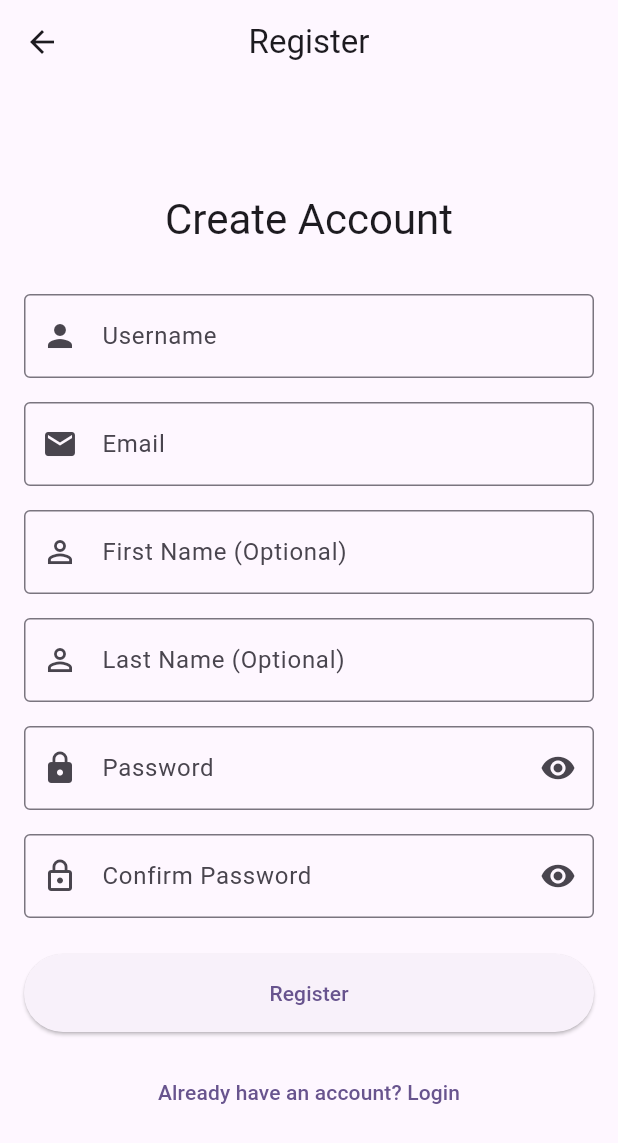
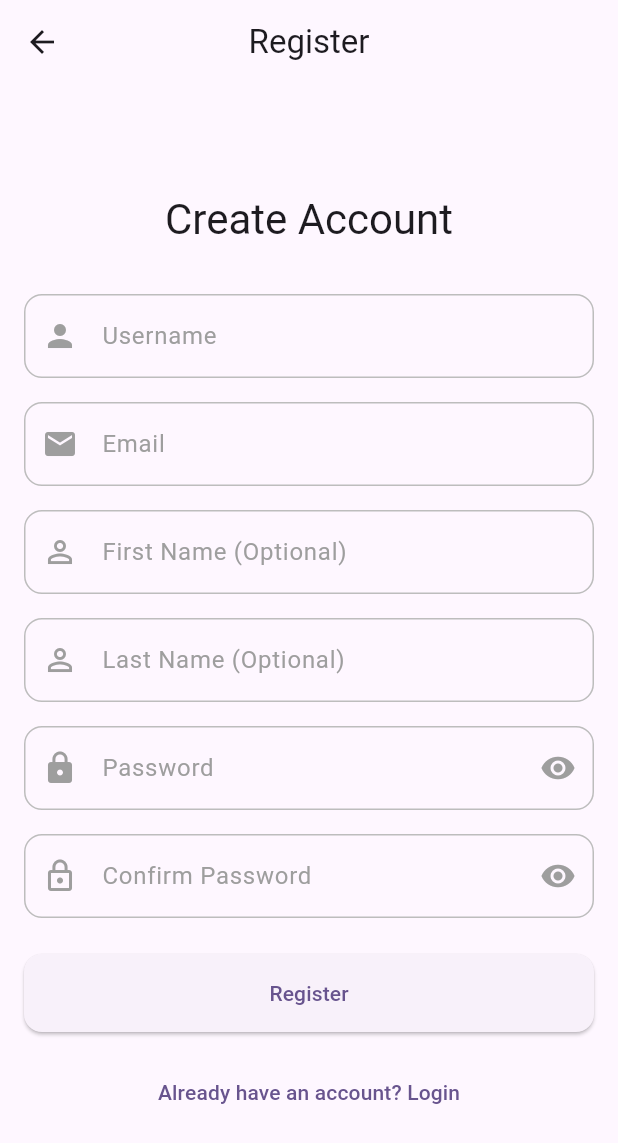
Before and after one commit to NISHANTTMAURYA/SplitKar, a Flutter app: the RegisterPage screen opened directly, on a phone screen of 412 x 824 dp. Shown: the top 1143 px of the screen. Run offline on Flutter 3.47's test engine with Material 3 defaults, Android fonts, the phone set to English and light mode, and no system bars; our stand-ins replace flutter_secure_storage, google_fonts, google_sign_in; accounts and stored records are empty.

Commit message:
animation og login and register oage

```diff
--- a/skapp/lib/config.dart
+++ b/skapp/lib/config.dart
@@ -15,7 +15,7 @@ class AppConfig {
   static const String deviceBaseUrl = 'http://192.168.29.203:8000/api'; // <-- replace with your local IP
 
   // Change this to switch between emulator and device
-  static const bool useEmulator = true; // Set to true if using emulator, false if using real device
+  static const bool useEmulator = false; // Set to true if using emulator, false if using real device
 
   static String get baseUrl => useEmulator ? emulatorBaseUrl : deviceBaseUrl;
 }
--- a/skapp/lib/pages/register_page.dart
+++ b/skapp/lib/pages/register_page.dart
@@ -2,6 +2,7 @@ import 'package:flutter/material.dart';
 import 'package:skapp/services/auth_service.dart';
 import 'package:skapp/pages/main_page.dart';
 import 'package:skapp/utils/async_action_mixin.dart';
+import 'package:skapp/widgets/animated_text_field.dart';
 
 class RegisterPage extends StatefulWidget {
   @override
@@ -20,6 +21,25 @@ class _RegisterPageState extends State<RegisterPage> with AsyncActionMixin<Regis
   bool _obscurePassword = true;
   bool _obscureConfirmPassword = true;
 
+  // Focus nodes for animation
+  final _usernameFocus = FocusNode();
+  final _emailFocus = FocusNode();
+  final _passwordFocus = FocusNode();
+  final _confirmPasswordFocus = FocusNode();
+  final _firstNameFocus = FocusNode();
+  final _lastNameFocus = FocusNode();
+
+  @override
+  void initState() {
+    super.initState();
+    _usernameFocus.addListener(() => setState(() {}));
+    _emailFocus.addListener(() => setState(() {}));
+    _passwordFocus.addListener(() => setState(() {}));
+    _confirmPasswordFocus.addListener(() => setState(() {}));
+    _firstNameFocus.addListener(() => setState(() {}));
+    _lastNameFocus.addListener(() => setState(() {}));
+  }
+
   @override
   void dispose() {
     _usernameController.dispose();
@@ -28,6 +48,12 @@ class _RegisterPageState extends State<RegisterPage> with AsyncActionMixin<Regis
     _confirmPasswordController.dispose();
     _firstNameController.dispose();
     _lastNameController.dispose();
+    _usernameFocus.dispose();
+    _emailFocus.dispose();
+    _passwordFocus.dispose();
+    _confirmPasswordFocus.dispose();
+    _firstNameFocus.dispose();
+    _lastNameFocus.dispose();
     super.dispose();
   }
 
@@ -47,6 +73,10 @@ class _RegisterPageState extends State<RegisterPage> with AsyncActionMixin<Regis
       navigateOnSuccess: true,
       successPage: MainPage(),
     );
+  }
+
+  void _navigateBack() {
+    Navigator.of(context).pop();
   }
 
   @override
@@ -71,13 +101,11 @@ class _RegisterPageState extends State<RegisterPage> with AsyncActionMixin<Regis
                   textAlign: TextAlign.center,
                 ),
                 SizedBox(height: 32),
-                TextFormField(
+                AnimatedTextField(
                   controller: _usernameController,
-                  decoration: InputDecoration(
-                    labelText: 'Username',
-                    border: OutlineInputBorder(),
-                    prefixIcon: Icon(Icons.person),
-                  ),
+                  label: 'Username',
+                  prefixIcon: Icons.person,
+                  focusNode: _usernameFocus,
                   validator: (value) {
                     if (value == null || value.isEmpty) {
                       return 'Please enter a username';
@@ -89,14 +117,12 @@ class _RegisterPageState extends State<RegisterPage> with AsyncActionMixin<Regis
                   },
                 ),
                 SizedBox(height: 16),
-                TextFormField(
+                AnimatedTextField(
                   controller: _emailController,
-                  decoration: InputDecoration(
-                    labelText: 'Email',
-                    border: OutlineInputBorder(),
-                    prefixIcon: Icon(Icons.email),
-                  ),
-                  keyboardType: TextInputType.emailAddress,
+                  label: 'Email',
+                  prefixIcon: Icons.email,
+                  focusNode: _emailFocus,
+                  isEmail: true,
                   validator: (value) {
                     if (value == null || value.isEmpty) {
                       return 'Please enter an email';
@@ -108,40 +134,28 @@ class _RegisterPageState extends State<RegisterPage> with AsyncActionMixin<Regis
                   },
                 ),
                 SizedBox(height: 16),
-                TextFormField(
+                AnimatedTextField(
                   controller: _firstNameController,
-                  decoration: InputDecoration(
-                    labelText: 'First Name (Optional)',
-                    border: OutlineInputBorder(),
-                    prefixIcon: Icon(Icons.person_outline),
-                  ),
+                  label: 'First Name (Optional)',
+                  prefixIcon: Icons.person_outline,
+                  focusNode: _firstNameFocus,
                 ),
                 SizedBox(height: 16),
-                TextFormField(
+                AnimatedTextField(
                   controller: _lastNameController,
-                  decoration: InputDecoration(
-                    labelText: 'Last Name (Optional)',
-                    border: OutlineInputBorder(),
-                    prefixIcon: Icon(Icons.person_outline),
-                  ),
+                  label: 'Last Name (Optional)',
+                  prefixIcon: Icons.person_outline,
+                  focusNode: _lastNameFocus,
                 ),
                 SizedBox(height: 16),
-                TextFormField(
+                AnimatedTextField(
                   controller: _passwordController,
-                  decoration: InputDecoration(
-                    labelText: 'Password',
-                    border: OutlineInputBorder(),
-                    prefixIcon: Icon(Icons.lock),
-                    suffixIcon: IconButton(
-                      icon: Icon(
-                        _obscurePassword ? Icons.visibility : Icons.visibility_off,
-                      ),
-                      onPressed: () {
-                        setState(() => _obscurePassword = !_obscurePassword);
-                      },
-                    ),
-                  ),
+                  label: 'Password',
+                  prefixIcon: Icons.lock,
+                  focusNode: _passwordFocus,
+                  isPassword: true,
                   obscureText: _obscurePassword,
+                  onTogglePassword: () => setState(() => _obscurePassword = !_obscurePassword),
                   validator: (value) {
                     if (value == null || value.isEmpty) {
                       return 'Please enter a password';
@@ -153,22 +167,14 @@ class _RegisterPageState extends State<RegisterPage> with AsyncActionMixin<Regis
                   },
                 ),
                 SizedBox(height: 16),
-                TextFormField(
+                AnimatedTextField(
                   controller: _confirmPasswordController,
-                  decoration: InputDecoration(
-                    labelText: 'Confirm Password',
-                    border: OutlineInputBorder(),
-                    prefixIcon: Icon(Icons.lock_outline),
-                    suffixIcon: IconButton(
-                      icon: Icon(
-                        _obscureConfirmPassword ? Icons.visibility : Icons.visibility_off,
-                      ),
-                      onPressed: () {
-                        setState(() => _obscureConfirmPassword = !_obscureConfirmPassword);
-                      },
-                    ),
-                  ),
+                  label: 'Confirm Password',
+                  prefixIcon: Icons.lock_outline,
+                  focusNode: _confirmPasswordFocus,
+                  isPassword: true,
                   obscureText: _obscureConfirmPassword,
+                  onTogglePassword: () => setState(() => _obscureConfirmPassword = !_obscureConfirmPassword),
                   validator: (value) {
                     if (value == null || value.isEmpty) {
                       return 'Please confirm your password';
@@ -184,6 +190,9 @@ class _RegisterPageState extends State<RegisterPage> with AsyncActionMixin<Regis
                   onPressed: isLoading ? null : _handleRegister,
                   style: ElevatedButton.styleFrom(
                     padding: EdgeInsets.symmetric(vertical: 16),
+                    shape: RoundedRectangleBorder(
+                      borderRadius: BorderRadius.circular(12),
+                    ),
                   ),
                   child: isLoading
                       ? CircularProgressIndicator()
@@ -191,9 +200,7 @@ class _RegisterPageState extends State<RegisterPage> with AsyncActionMixin<Regis
                 ),
                 SizedBox(height: 16),
                 TextButton(
-                  onPressed: () {
-                    Navigator.pop(context);
-                  },
+                  onPressed: _navigateBack,
                   child: Text('Already have an account? Login'),
                 ),
               ],
--- /dev/null
+++ b/skapp/lib/widgets/animated_text_field.dart
@@ -0,0 +1,107 @@
+import 'package:flutter/material.dart';
+
+class AnimatedTextField extends StatelessWidget {
+  final TextEditingController controller;
+  final String label;
+  final IconData prefixIcon;
+  final FocusNode focusNode;
+  final bool isPassword;
+  final bool isEmail;
+  final String? Function(String?)? validator;
+  final VoidCallback? onTogglePassword;
+  final bool obscureText;
+
+  const AnimatedTextField({
+    Key? key,
+    required this.controller,
+    required this.label,
+    required this.prefixIcon,
+    required this.focusNode,
+    this.isPassword = false,
+    this.isEmail = false,
+    this.validator,
+    this.onTogglePassword,
+    this.obscureText = false,
+  }) : super(key: key);
+
+  @override
+  Widget build(BuildContext context) {
+    final isFocused = focusNode.hasFocus;
+    final hasText = controller.text.isNotEmpty;
+
+    return AnimatedContainer(
+      duration: Duration(milliseconds: 300),
+      curve: Curves.easeOutCubic,
+      transform: Matrix4.identity()
+        ..scale(isFocused ? 1.02 : 1.0),
+      child: TextFormField(
+        controller: controller,
+        focusNode: focusNode,
+        obscureText: obscureText,
+        keyboardType: isEmail ? TextInputType.emailAddress : TextInputType.text,
+        decoration: InputDecoration(
+          labelText: label,
+          border: OutlineInputBorder(
+            borderRadius: BorderRadius.circular(12),
+          ),
+          enabledBorder: OutlineInputBorder(
+            borderRadius: BorderRadius.circular(12),
+            borderSide: BorderSide(
+              color: Colors.grey.shade400,
+              width: 1,
+            ),
+          ),
+          focusedBorder: OutlineInputBorder(
+            borderRadius: BorderRadius.circular(12),
+            borderSide: BorderSide(
+              color: Theme.of(context).primaryColor,
+              width: 2,
+            ),
+          ),
+          prefixIcon: AnimatedSwitcher(
+            duration: Duration(milliseconds: 300),
+            transitionBuilder: (Widget child, Animation<double> animation) {
+              return FadeTransition(
+                opacity: animation,
+                child: child,
+              );
+            },
+            child: Icon(
+              prefixIcon,
+              key: ValueKey<bool>(isFocused),
+              color: isFocused ? Theme.of(context).primaryColor : Colors.grey,
+            ),
+          ),
+          suffixIcon: isPassword
+              ? AnimatedSwitcher(
+                  duration: Duration(milliseconds: 300),
+                  transitionBuilder: (Widget child, Animation<double> animation) {
+                    return FadeTransition(
+                      opacity: animation,
+                      child: child,
+                    );
+                  },
+                  child: IconButton(
+                    key: ValueKey<bool>(isFocused),
+                    icon: Icon(
+                      obscureText ? Icons.visibility : Icons.visibility_off,
+                      color: isFocused ? Theme.of(context).primaryColor : Colors.grey,
+                    ),
+                    onPressed: onTogglePassword,
+                  ),
+                )
+              : null,
+          labelStyle: TextStyle(
+            color: isFocused ? Theme.of(context).primaryColor : Colors.grey,
+          ),
+          floatingLabelStyle: TextStyle(
+            color: Theme.of(context).primaryColor,
+            fontSize: 16,
+          ),
+          contentPadding: EdgeInsets.symmetric(horizontal: 16, vertical: 16),
+        ),
+        validator: validator,
+      ),
+    );
+  }
+}
```
Also changed, not shown: skapp/lib/pages/login_page.dart (+49 -27 lines).
